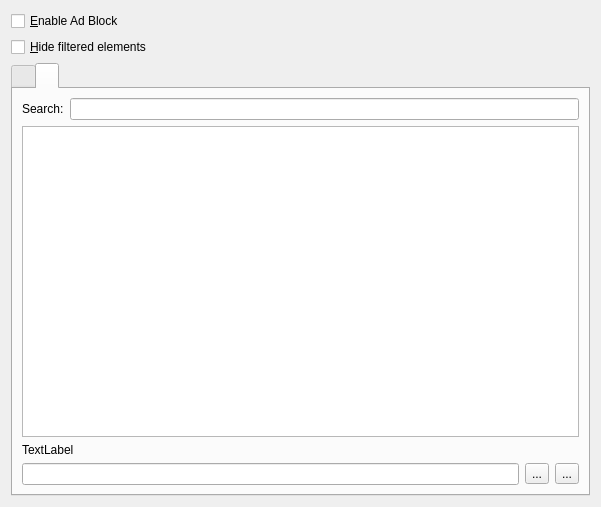
Before: the Qt Designer form src/adblock/settings_adblock.ui in KDE/rekonq, drawn with Qt 5.
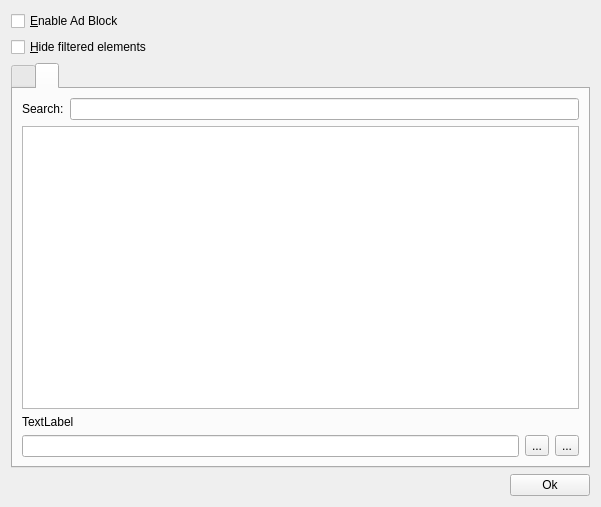
After: the same form once the commit is applied.

Commit message: "Fix" adblock dialog

Diff of the .ui file:
```diff
--- a/src/adblock/settings_adblock.ui
+++ b/src/adblock/settings_adblock.ui
@@ -150,6 +150,30 @@
      </widget>
     </widget>
    </item>
+   <item>
+    <layout class="QHBoxLayout" name="horizontalLayout_4">
+     <item>
+      <spacer name="horizontalSpacer_2">
+       <property name="orientation">
+        <enum>Qt::Horizontal</enum>
+       </property>
+       <property name="sizeHint" stdset="0">
+        <size>
+         <width>40</width>
+         <height>20</height>
+        </size>
+       </property>
+      </spacer>
+     </item>
+     <item>
+      <widget class="QPushButton" name="okButton">
+       <property name="text">
+        <string>Ok</string>
+       </property>
+      </widget>
+     </item>
+    </layout>
+   </item>
   </layout>
  </widget>
  <resources/>
```
Left out of the diff: 4 changed lines with no effect on the pictures. The commit also changes 3 other files.
